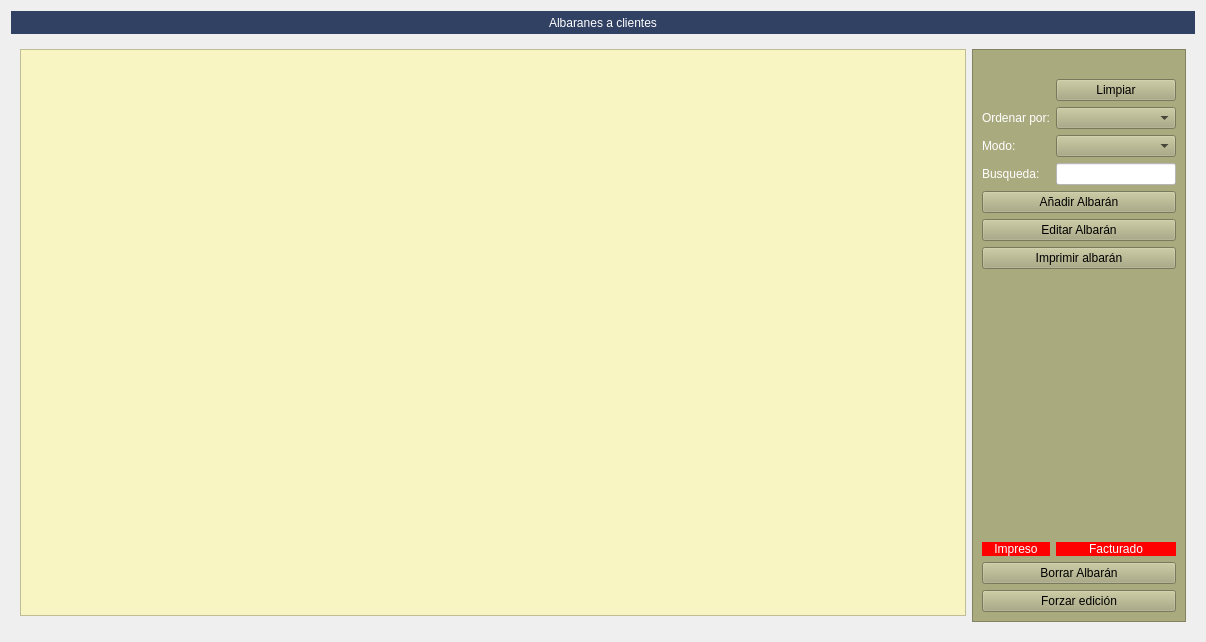
Qt form Zona_Ventas/frmalbaran.ui (arcnexus/RedFoX) before a commit.
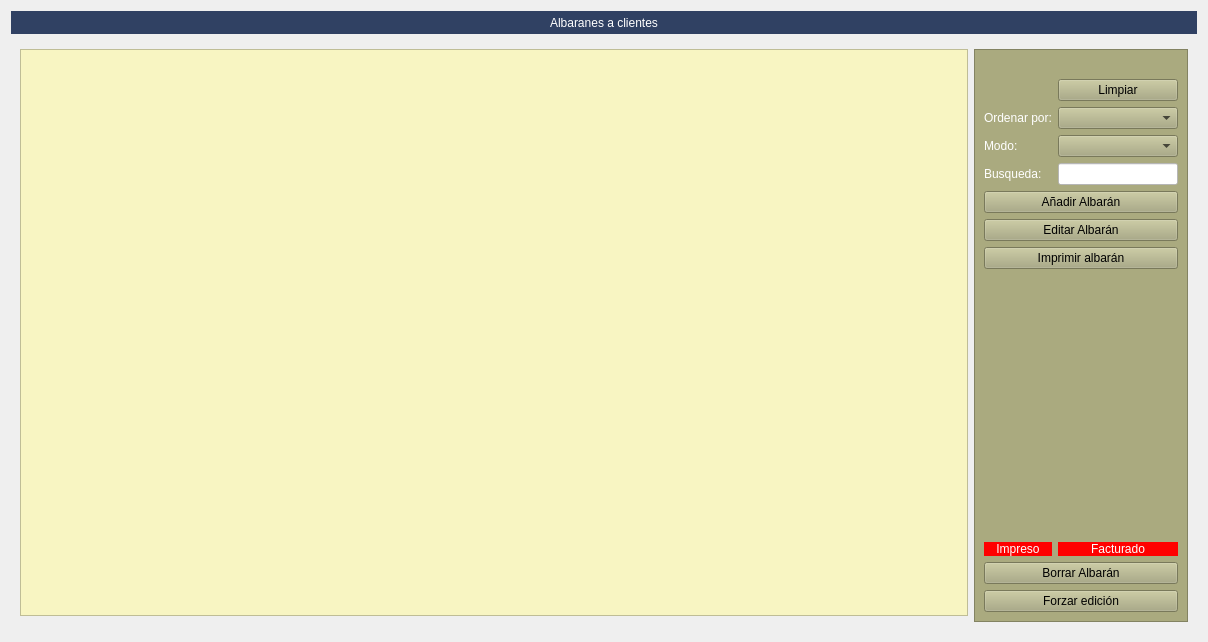
The same form after that commit. The open tabs and pages were chosen to show the change. Icons and pictures are not drawn.

```diff
--- a/Zona_Ventas/frmalbaran.ui
+++ b/Zona_Ventas/frmalbaran.ui
@@ -6,7 +6,7 @@
    <rect>
     <x>0</x>
     <y>0</y>
-    <width>1206</width>
+    <width>1208</width>
     <height>642</height>
    </rect>
   </property>
```
Left out of the diff: 2 changed lines with no effect on the pictures.
